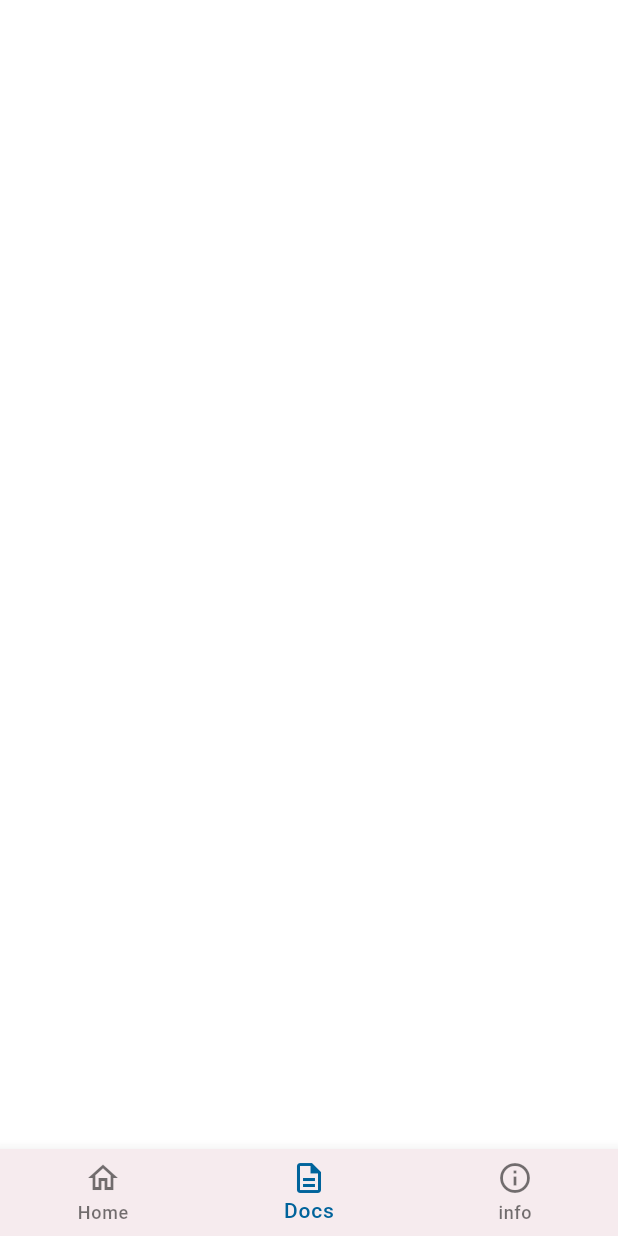
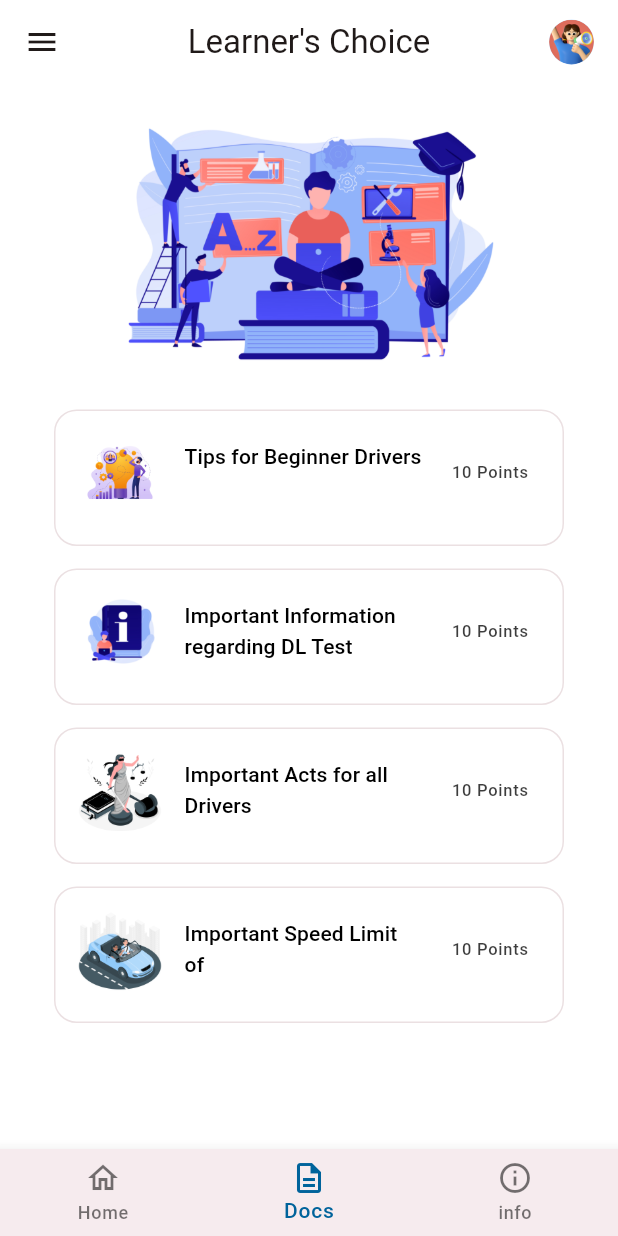
Before and after one commit to sacrilegioushero220/Learners-Choice-App, a Flutter app: the screen it shows after launch, item 2 of the bottom bar chosen, on a phone screen of 412 x 824 dp. Run offline on Flutter 3.47's test engine with Material 2 defaults, Android fonts, the phone set to English and light mode, and no system bars; our stand-ins replace google_fonts.

Commit message:
position of point is fixed

```diff
--- a/lib/core/Theme/text_theme.dart
+++ b/lib/core/Theme/text_theme.dart
@@ -80,7 +80,7 @@ class CustomTextTheme {
       color: Colors.white,
       fontSize: 14.0,
       fontWeight: FontWeight.w500,
-      height: 0.10,
+      height: 1,
       letterSpacing: 0.10,
     ),
   );
@@ -155,16 +155,17 @@ class CustomTextTheme {
       letterSpacing: 0.50,
     ),
     labelLarge: GoogleFonts.roboto(
-      color: Colors.white,
-      fontSize: 16.0,
-      fontWeight: FontWeight.w400,
-      letterSpacing: 0.5,
+      color: Colors.black.withOpacity(0.7599999904632568),
+      fontSize: 11.0,
+      fontWeight: FontWeight.w500,
+      height: 0.13,
+      letterSpacing: 0.50,
     ),
     labelSmall: GoogleFonts.roboto(
       color: Colors.black,
       fontSize: 14.0,
       fontWeight: FontWeight.w500,
-      height: 0.10,
+      height: 1.5,
       letterSpacing: 0.10,
     ),
   );
--- a/lib/core/constants/text.dart
+++ b/lib/core/constants/text.dart
@@ -38,3 +38,19 @@ String gridViewItemlabel3 = "Hazard Signs";
 String gridViewItemlabel4 = "Codes";
 String gridViewItemlabel5 = "Hand Signals";
 String gridViewItemlabel6 = "LL Test QnA";
+
+//DocsScreen
+
+String learningIconPath = "assets/Images/docsscreen/learning.jpg";
+String actsIconPath = "assets/Images/docsscreen/acts.png";
+String carIconPath = "assets/Images/docsscreen/car.png";
+String infoIconPath = "assets/Images/docsscreen/info.jpg";
+String tipsIconPath = "assets/Images/docsscreen/tips.jpg";
+
+String tipsIconlabel = "Tips for Beginner Drivers";
+String infoIconlabel1 = "Important Information";
+String infoIconlabel2 = "regarding DL Test";
+String actsIconlabel1 = "Important Acts for all";
+String actsIconlabel2 = "Drivers";
+String carIconlabel1 = "Important Speed Limit of";
+String carIconlabel2 = "Indian Roads";
--- a/lib/core/extensions/text_extension.dart
+++ b/lib/core/extensions/text_extension.dart
@@ -25,6 +25,7 @@ extension TextHelper on BuildContext {
   TextStyle? get titleSmallLight => lightTextTheme.titleSmall;
   TextStyle? get headlineMediumLight => lightTextTheme.headlineMedium;
   TextStyle? get overlineLight => lightTextTheme.labelSmall;
+  TextStyle? get buttonLight => lightTextTheme.labelLarge;
   TextStyle? get captionLight => lightTextTheme.bodySmall;
 }
 
--- a/lib/core/widgets/customButtons/custom_round_button.dart
+++ b/lib/core/widgets/customButtons/custom_round_button.dart
@@ -20,7 +20,7 @@ Widget buildCustomRoundedButton({
       onTap: onPressed,
       child: Container(
         width: double.infinity,
-        padding: const EdgeInsets.only(top: 19),
+        padding: const EdgeInsets.only(top: 13),
         child: Text(
           'Start',
           textAlign: TextAlign.center,
--- /dev/null
+++ b/lib/features/Intro/Presentation/widgets/doc_tile.dart
@@ -0,0 +1,59 @@
+import 'package:flutter/material.dart';
+import 'package:learners_choice_app/core/extensions/text_extension.dart';
+import 'package:learners_choice_app/features/Intro/Presentation/UI/name_screen.dart';
+
+Widget docTile({
+  required BuildContext context,
+  required String iconPath,
+  required String title,
+  String subtitle = '',
+  required int points,
+}) {
+  return Container(
+    width: 342,
+    height: 91,
+    padding: const EdgeInsets.only(
+      top: 10,
+      left: 15,
+      right: 15,
+      bottom: 17,
+    ),
+    decoration: ShapeDecoration(
+      color: Colors.white,
+      shape: RoundedRectangleBorder(
+        side: const BorderSide(width: 1, color: Color(0xFFEBE0E2)),
+        borderRadius: BorderRadius.circular(15),
+      ),
+    ),
+    child: Row(
+      mainAxisSize: MainAxisSize.min,
+      mainAxisAlignment: MainAxisAlignment.start,
+      crossAxisAlignment: CrossAxisAlignment.center,
+      children: [
+        buildImageWidget(
+          width: 56,
+          height: 56,
+          imagePath: iconPath,
+        ),
+        const SizedBox(
+          width: 15,
+        ),
+        SizedBox(
+          height: 42,
+          width: 158,
+          child: Text(
+            "$title\n$subtitle",
+            style: context.overlineLight,
+          ),
+        ),
+        const SizedBox(
+          width: 20,
+        ),
+        Text(
+          "$points Points",
+          style: context.buttonLight,
+        )
+      ],
+    ),
+  );
+}
--- a/lib/features/Intro/home/presentation/docs_screen.dart
+++ b/lib/features/Intro/home/presentation/docs_screen.dart
@@ -1,10 +1,101 @@
 import 'package:flutter/material.dart';
+
+import 'package:learners_choice_app/core/constants/text.dart';
+import 'package:learners_choice_app/core/extensions/color_extention.dart';
+
+import 'package:learners_choice_app/features/Intro/Presentation/UI/name_screen.dart';
+import 'package:learners_choice_app/features/Intro/Presentation/widgets/doc_tile.dart';
 
 class DocsScreen extends StatelessWidget {
   const DocsScreen({super.key});
 
   @override
   Widget build(BuildContext context) {
-    return Container();
+    final List<Widget> docTiles = [
+      docTile(
+        context: context,
+        iconPath: tipsIconPath,
+        title: tipsIconlabel,
+        points: 10,
+      ),
+      docTile(
+        context: context,
+        iconPath: infoIconPath,
+        title: infoIconlabel1,
+        subtitle: infoIconlabel2,
+        points: 10,
+      ),
+      docTile(
+        context: context,
+        iconPath: actsIconPath,
+        title: actsIconlabel1,
+        subtitle: actsIconlabel2,
+        points: 10,
+      ),
+      docTile(
+        context: context,
+        iconPath: carIconPath,
+        title: carIconlabel1,
+        subtitle: carIconlabel2,
+        points: 10,
+      ),
+    ];
+    return Scaffold(
+      backgroundColor: context.onPrimary,
+      appBar: AppBar(
+        elevation: 0,
+        backgroundColor: context.onPrimary,
+        leading: Builder(builder: (BuildContext context) {
+          return const Icon(Icons.menu);
+        }),
+        title: Text(appBarTitle),
+        centerTitle: true,
+        actions: [
+          Padding(
+            padding: const EdgeInsets.only(right: 16.0),
+            child: SizedBox(
+              width: 30,
+              height: 30,
+              child: CircleAvatar(
+                backgroundImage: AssetImage(avatar1Path),
+              ),
+            ),
+          ),
+        ],
+      ),
+      body: SingleChildScrollView(
+        child: Center(
+          child: Padding(
+            padding: const EdgeInsets.fromLTRB(10, 0, 10, 10),
+            child: Column(
+              mainAxisAlignment: MainAxisAlignment.center,
+              crossAxisAlignment: CrossAxisAlignment.center,
+              children: [
+                buildImageWidget(
+                  width: 283,
+                  height: 217,
+                  imagePath: learningIconPath,
+                ),
+                SizedBox(
+                  width: 340,
+                  height: 410,
+                  child: ListView.separated(
+                    itemCount: docTiles.length,
+                    itemBuilder: (context, index) {
+                      return docTiles[index];
+                    },
+                    separatorBuilder: (context, index) {
+                      return const SizedBox(
+                        height: 15,
+                      );
+                    },
+                  ),
+                )
+              ],
+            ),
+          ),
+        ),
+      ),
+    );
   }
 }
--- a/pubspec.yaml
+++ b/pubspec.yaml
@@ -24,3 +24,4 @@ flutter:
     - assets/Images/imagescreen/
     - assets/Images/homescreen/
     - assets/avatars/
+    - assets/Images/docsscreen/
```
